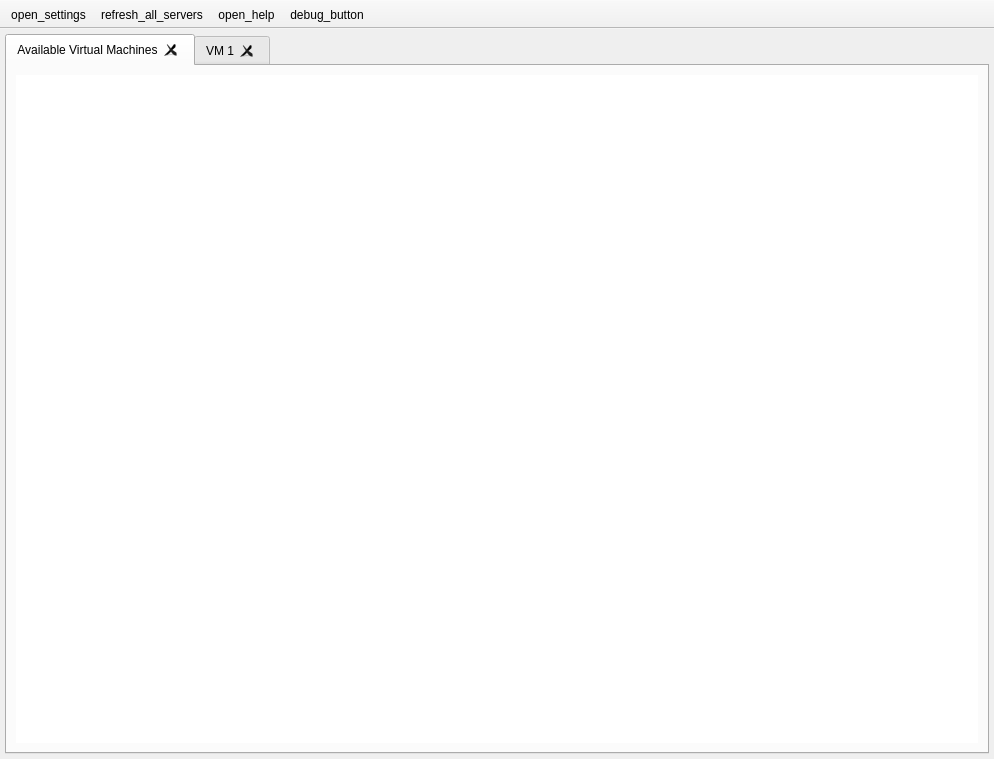
matty45/collabvm-cpp-client, file src/ui/main_window.ui: the form before one commit.
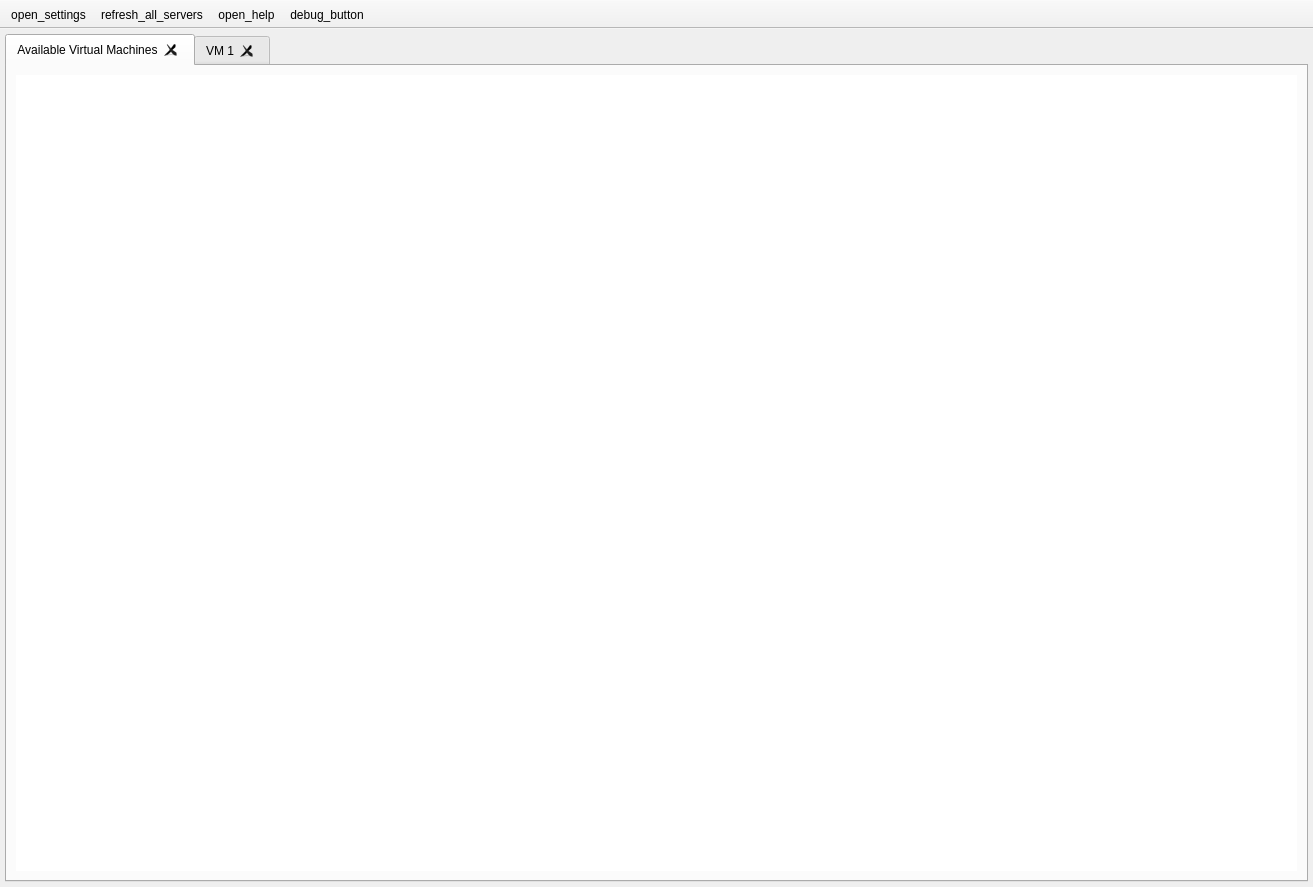
The form after the commit. Icons and pictures are not drawn.

Commit message: Change default main window size Add program description to windows exe

```diff
--- a/src/ui/main_window.ui
+++ b/src/ui/main_window.ui
@@ -6,8 +6,8 @@
    <rect>
     <x>0</x>
     <y>0</y>
-    <width>994</width>
-    <height>759</height>
+    <width>1313</width>
+    <height>887</height>
    </rect>
   </property>
   <property name="minimumSize">
```
Left out of the diff: 2 changed lines with no effect on the pictures. The commit also changes 3 other files.
